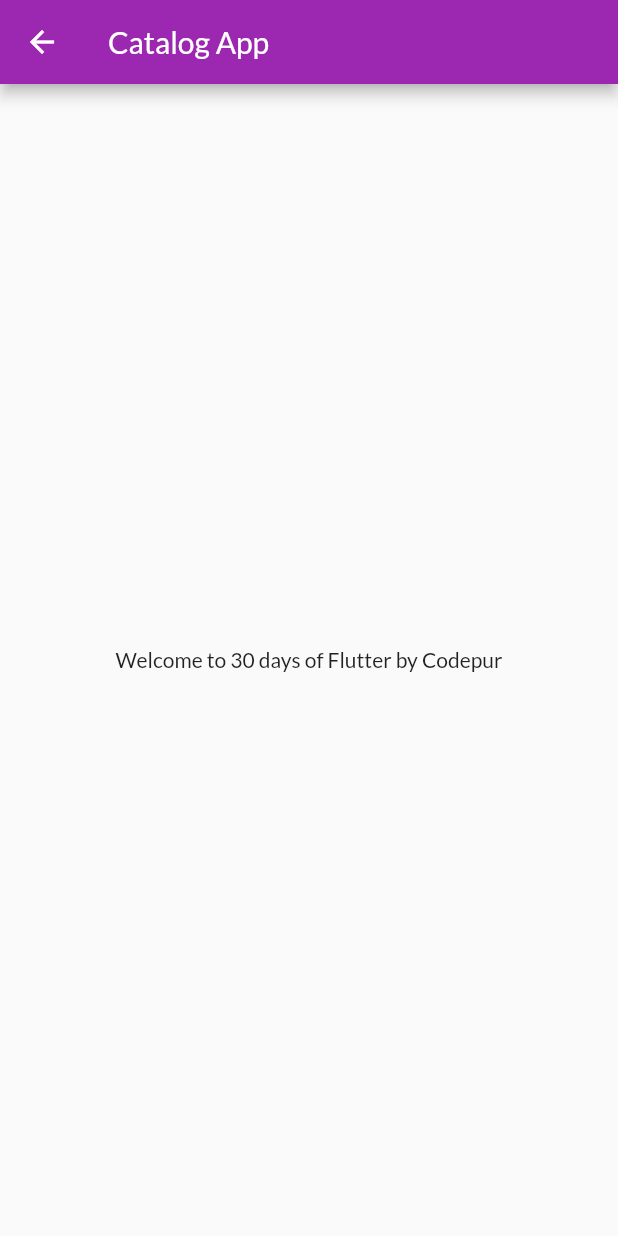
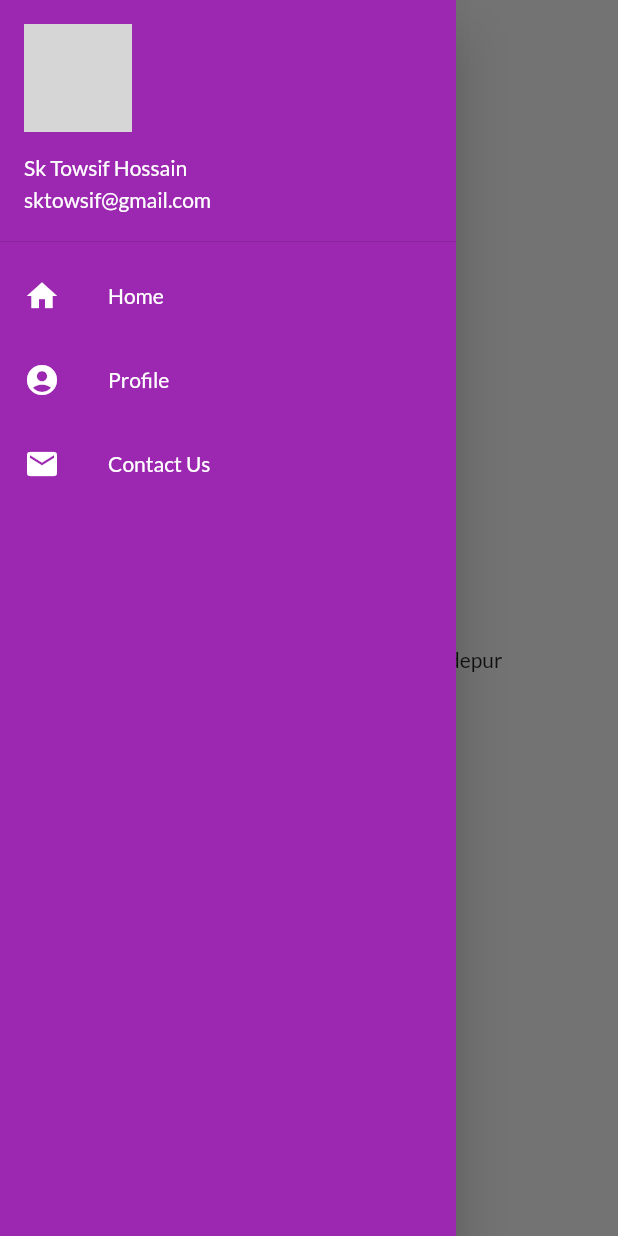
Before and after one commit to sktowsif/flutter-learing, a Flutter app: the HomePage screen opened by its route, with the side drawer open (before the commit the screen has no drawer), on a phone screen of 412 x 824 dp. Run offline on Flutter 3.47's test engine with Material 2 defaults, Android fonts, the phone set to English and light mode, and no system bars; our stand-ins replace google_fonts; network calls fail; grey boxes are pictures that could not be loaded.

Commit message:
theme changes

```diff
--- a/lib/main.dart
+++ b/lib/main.dart
@@ -2,7 +2,7 @@ import 'package:flutter/material.dart';
 import 'package:flutter_catalog/pages/home_page.dart';
 import 'package:flutter_catalog/pages/login_page.dart';
 import 'package:flutter_catalog/utils/app_routes.dart';
-import 'package:google_fonts/google_fonts.dart';
+import 'package:flutter_catalog/widgets/theme.dart';
 
 void main() {
   runApp(const MyApp());
@@ -14,13 +14,11 @@ class MyApp extends StatelessWidget {
   @override
   Widget build(BuildContext context) {
     return MaterialApp(
-      theme: ThemeData(
-          primarySwatch: Colors.purple,
-          fontFamily: GoogleFonts.lato().fontFamily),
+      theme: AppTheme.defaultTheme(context),
       routes: {
-        '/': (context) => LoginPage(),
-        AppRoute.homeRoute: (context) => HomePage(),
-        AppRoute.loginRoute: (context) => LoginPage()
+        '/': (context) => const LoginPage(),
+        AppRoute.homeRoute: (context) => const HomePage(),
+        AppRoute.loginRoute: (context) => const LoginPage()
       },
     );
   }
--- a/lib/pages/home_page.dart
+++ b/lib/pages/home_page.dart
@@ -1,4 +1,5 @@
 import 'package:flutter/material.dart';
+import 'package:flutter_catalog/widgets/drawer.dart';
 
 class HomePage extends StatelessWidget {
   const HomePage({Key? key}) : super(key: key);
@@ -17,6 +18,7 @@ class HomePage extends StatelessWidget {
           child: Text('Welcome to $_day days of Flutter by $_name'),
         ),
       ),
+      drawer: AppDrawer(),
     );
   }
 }
--- /dev/null
+++ b/lib/widgets/drawer.dart
@@ -0,0 +1,60 @@
+import 'package:flutter/material.dart';
+
+class AppDrawer extends StatelessWidget {
+  const AppDrawer({Key? key}) : super(key: key);
+
+  final _avatarUrl = 'https://picsum.photos/200';
+
+  @override
+  Widget build(BuildContext context) {
+    return Drawer(
+      child: Container(
+        color: Theme.of(context).primaryColor,
+        child: ListView(
+          children: [
+            DrawerHeader(
+                padding: EdgeInsets.zero,
+                child: UserAccountsDrawerHeader(
+                  margin: EdgeInsets.zero,
+                  accountName: const Text('Sk Towsif Hossain'),
+                  accountEmail: const Text('sktowsif@gmail.com'),
+                  currentAccountPicture: CircleAvatar(
+                    backgroundImage: NetworkImage(_avatarUrl),
+                  ),
+                )),
+            const ListTile(
+              leading: Icon(
+                Icons.home,
+                color: Colors.white,
+              ),
+              title: Text(
+                'Home',
+                style: TextStyle(color: Colors.white),
+              ),
+            ),
+            const ListTile(
+              leading: Icon(
+                Icons.account_circle,
+                color: Colors.white,
+              ),
+              title: Text(
+                'Profile',
+                style: TextStyle(color: Colors.white),
+              ),
+            ),
+            const ListTile(
+              leading: Icon(
+                Icons.email,
+                color: Colors.white,
+              ),
+              title: Text(
+                'Contact Us',
+                style: TextStyle(color: Colors.white),
+              ),
+            ),
+          ],
+        ),
+      ),
+    );
+  }
+}
--- /dev/null
+++ b/lib/widgets/theme.dart
@@ -0,0 +1,16 @@
+import 'package:flutter/material.dart';
+import 'package:flutter/services.dart';
+import 'package:google_fonts/google_fonts.dart';
+
+class AppTheme {
+  static defaultTheme(BuildContext context) => ThemeData(
+      primarySwatch: Colors.purple,
+      fontFamily: GoogleFonts.lato().fontFamily,
+      appBarTheme: const AppBarTheme(
+          systemOverlayStyle:
+              SystemUiOverlayStyle(statusBarBrightness: Brightness.light),
+          backgroundColor: Colors.transparent,
+          elevation: 0.0,
+          titleTextStyle: TextStyle(color: Colors.black),
+          iconTheme: IconThemeData(color: Colors.black)));
+}
```
